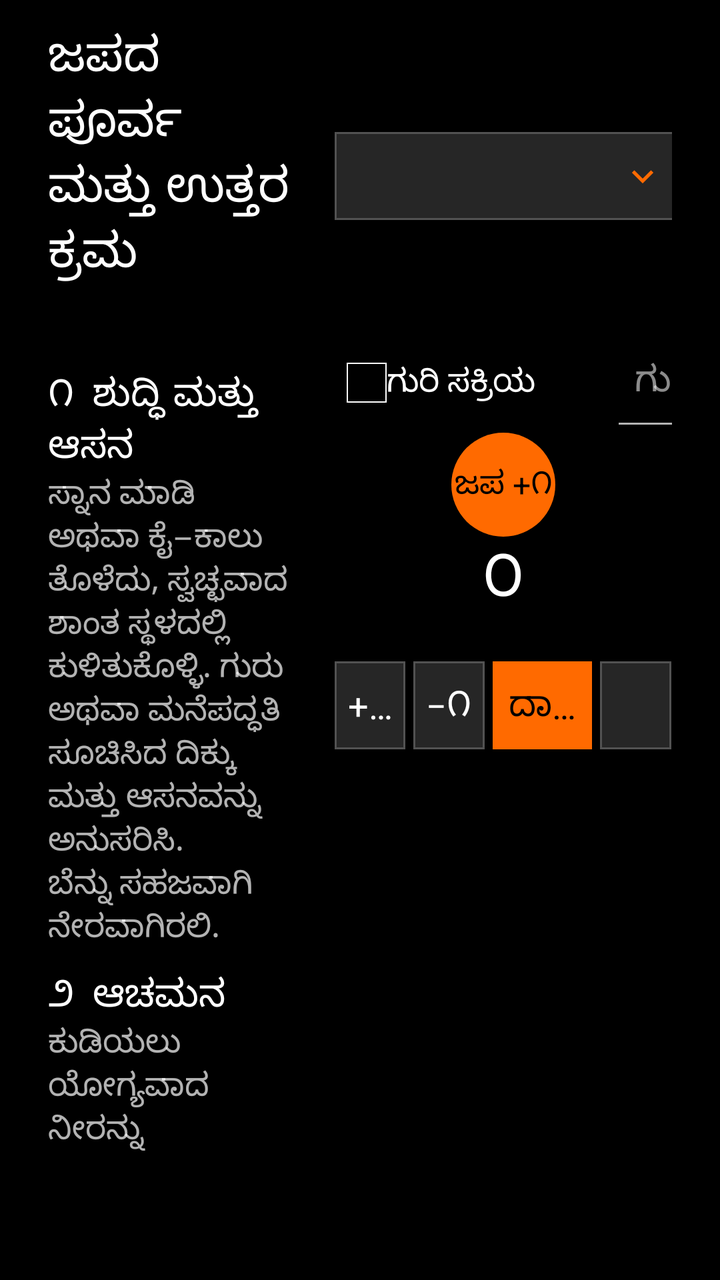
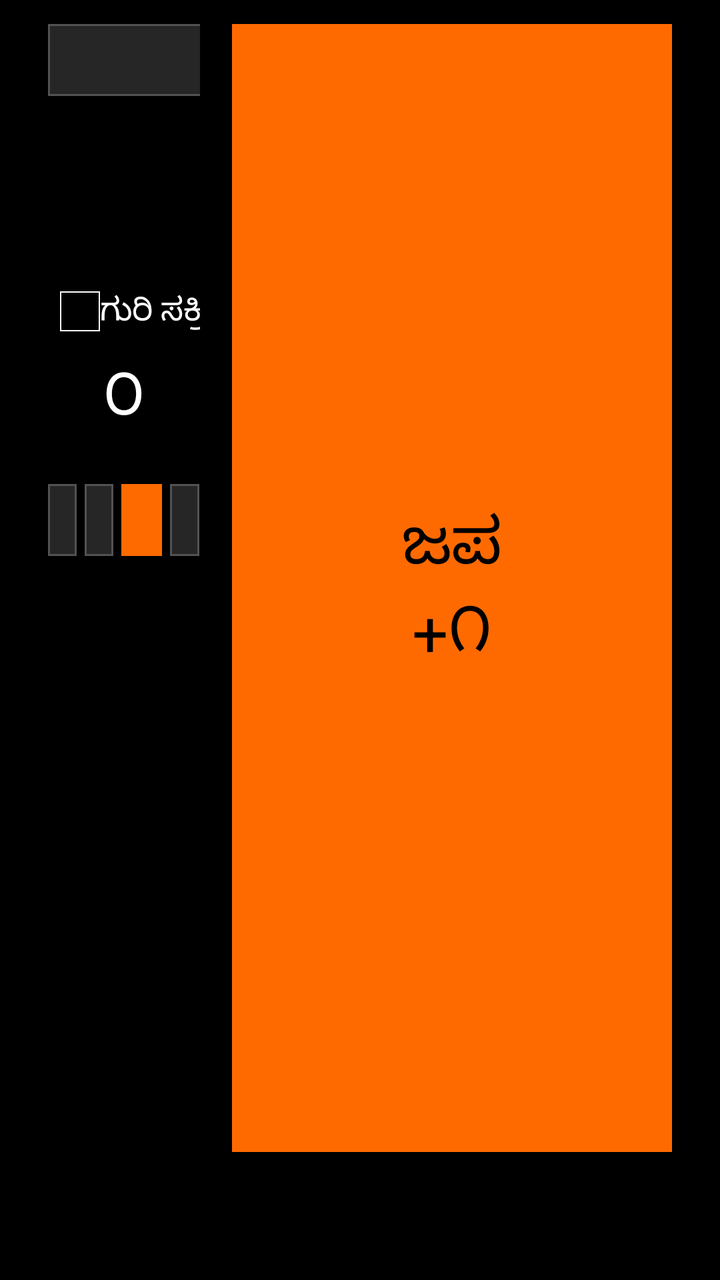

Compare the two renders of this Android layout. The source of the first and the diff that turns it into the second are given below.
<!-- AndroidManifest.xml: application theme Theme.PaperDesk -->
<!-- res/layout/page_japa.xml -->
<?xml version="1.0" encoding="utf-8"?>
<LinearLayout xmlns:android="http://schemas.android.com/apk/res/android" android:layout_width="match_parent" android:layout_height="match_parent" android:background="@color/black" android:orientation="horizontal" android:paddingLeft="@dimen/page_pad_h" android:paddingTop="@dimen/page_pad_top" android:paddingRight="@dimen/page_pad_h" android:paddingBottom="@dimen/footer_bar">
    <ScrollView android:layout_width="0dp" android:layout_height="match_parent" android:layout_weight="0.46" android:fillViewport="true" android:paddingRight="20dp" android:scrollbars="none">
        <LinearLayout android:layout_width="match_parent" android:layout_height="wrap_content" android:orientation="vertical">
            <TextView android:id="@+id/japaRitualTitle" style="@style/Desk.Title" android:layout_width="match_parent" android:layout_height="wrap_content" android:text="ಜಪದ ಪೂರ್ವ ಮತ್ತು ಉತ್ತರ ಕ್ರಮ" />
            <TextView android:id="@+id/japaSankalpa" style="@style/Desk.Body2" android:layout_width="match_parent" android:layout_height="wrap_content" android:layout_marginTop="8dp" android:textColor="@color/accent" />
            <TextView style="@style/Desk.Section" android:layout_width="match_parent" android:layout_height="wrap_content" android:layout_marginTop="12dp" android:text="೧  ಶುದ್ಧಿ ಮತ್ತು ಆಸನ" />
            <TextView style="@style/Desk.Body2" android:layout_width="match_parent" android:layout_height="wrap_content" android:text="ಸ್ನಾನ ಮಾಡಿ ಅಥವಾ ಕೈ–ಕಾಲು ತೊಳೆದು, ಸ್ವಚ್ಛವಾದ ಶಾಂತ ಸ್ಥಳದಲ್ಲಿ ಕುಳಿತುಕೊಳ್ಳಿ. ಗುರು ಅಥವಾ ಮನೆಪದ್ಧತಿ ಸೂಚಿಸಿದ ದಿಕ್ಕು ಮತ್ತು ಆಸನವನ್ನು ಅನುಸರಿಸಿ. ಬೆನ್ನು ಸಹಜವಾಗಿ ನೇರವಾಗಿರಲಿ." />
            <TextView style="@style/Desk.Section" android:layout_width="match_parent" android:layout_height="wrap_content" android:layout_marginTop="10dp" android:text="೨  ಆಚಮನ" />
            <TextView style="@style/Desk.Body2" android:layout_width="match_parent" android:layout_height="wrap_content" android:text="ಕುಡಿಯಲು ಯೋಗ್ಯವಾದ ನೀರನ್ನು ಇಟ್ಟುಕೊಂಡು ನಿಮ್ಮ ಕುಟುಂಬದ ಮಾಧ್ವ ಕ್ರಮದಂತೆ ಆಚಮನ ಮಾಡಿ. ಕೇಶವದಿಂದ ಶ್ರೀಕೃಷ್ಣವರೆಗಿನ ಚತುರ್ವಿಂಶತಿ ನಾಮಗಳ ಕ್ರಮವನ್ನು ಕಲಿತ ರೀತಿಯಲ್ಲೇ ಬಳಸಿ." />
            <TextView style="@style/Desk.Section" android:layout_width="match_parent" android:layout_height="wrap_content" android:layout_marginTop="10dp" android:text="೩  ಶ್ರೀಹರಿ–ಗುರು ಸ್ಮರಣೆ" />
            <TextView style="@style/Desk.Body2" android:layout_width="match_parent" android:layout_height="wrap_content" android:text="ಶ್ರೀಹರಿ, ಮುಖ್ಯಪ್ರಾಣ ದೇವರು ಮತ್ತು ಗುರುಪರಂಪರೆಯನ್ನು ಸ್ಮರಿಸಿ ನಮಸ್ಕರಿಸಿ. ಮನಸ್ಸನ್ನು ಹೊರಗಿನ ಕೆಲಸಗಳಿಂದ ಹಿಂದಕ್ಕೆ ತಂದು ಜಪಕ್ಕೆ ಸಿದ್ಧಗೊಳಿಸಿ." />
            <TextView style="@style/Desk.Section" android:layout_width="match_parent" android:layout_height="wrap_content" android:layout_marginTop="10dp" android:text="೪  ಪ್ರಾಣಾಯಾಮ" />
            <TextView style="@style/Desk.Body2" android:layout_width="match_parent" android:layout_height="wrap_content" android:text="ಗುರುಗಳಿಂದ ಕಲಿತ ಪ್ರಾಣಾಯಾಮವಿದ್ದರೆ ಅದನ್ನು ನಿಗದಿತ ಮಂತ್ರ ಮತ್ತು ಸಂಖ್ಯೆಯಲ್ಲಿ ಮಾಡಿ. ಉಸಿರನ್ನು ಬಲವಂತವಾಗಿ ಹಿಡಿಯಬೇಡಿ; ಕಲಿತ ವಿಧಾನ ಇಲ್ಲದಿದ್ದರೆ ಕೆಲವು ಕ್ಷಣ ಶಾಂತವಾಗಿ ಸಹಜ ಉಸಿರನ್ನು ಗಮನಿಸಿ." />
            <TextView style="@style/Desk.Section" android:layout_width="match_parent" android:layout_height="wrap_content" android:layout_marginTop="10dp" android:text="೫  ಸಂಕಲ್ಪ" />
            <TextView style="@style/Desk.Body2" android:layout_width="match_parent" android:layout_height="wrap_content" android:text="ಸಕ್ರಿಯ ವ್ಯಕ್ತಿಯ ಹೆಸರು, ಗೋತ್ರ ಮತ್ತು ನಕ್ಷತ್ರವನ್ನು ಮನಸ್ಸಿನಲ್ಲಿ ಅಥವಾ ಪದ್ಧತಿಯಂತೆ ಹೇಳಿ. ಯಾವ ಮಂತ್ರವನ್ನು, ಎಷ್ಟು ಬಾರಿ ಜಪಿಸುತ್ತೀರಿ ಎಂಬುದನ್ನು ಸ್ಪಷ್ಟವಾಗಿ ನಿಶ್ಚಯಿಸಿ. ಮೇಲಿನ ಕಿತ್ತಳೆ ಸಾಲು ಆಯ್ದ ಪ್ರೊಫೈಲ್‌ನ ನೆನಪಿನ ಸೂಚನೆ." />
            <TextView style="@style/Desk.Section" android:layout_width="match_parent" android:layout_height="wrap_content" android:layout_marginTop="10dp" android:text="೬  ನ್ಯಾಸ ಮತ್ತು ಧ್ಯಾನ" />
            <TextView style="@style/Desk.Body2" android:layout_width="match_parent" android:layout_height="wrap_content" android:text="ವಿನಿಯೋಗ, ಋಷ್ಯಾದಿನ್ಯಾಸ, ಕರನ್ಯಾಸ, ಅಂಗನ್ಯಾಸ ಮತ್ತು ಧ್ಯಾನವನ್ನು ಆ ಮಂತ್ರಕ್ಕೆ ಗುರು ಉಪದೇಶಿಸಿದ್ದರೆ ಮಾತ್ರ ಮಾಡಿ. ಒಂದು ಮಂತ್ರದ ಕ್ರಮವನ್ನು ಮತ್ತೊಂದಕ್ಕೆ ಅನ್ವಯಿಸಬೇಡಿ." />
            <TextView style="@style/Desk.Section" android:layout_width="match_parent" android:layout_height="wrap_content" android:layout_marginTop="10dp" android:text="೭  ಜಪ" />
            <TextView style="@style/Desk.Body2" android:layout_width="match_parent" android:layout_height="wrap_content" android:text="ಮಂತ್ರವನ್ನು ಸರಿಯಾದ ಉಚ್ಚಾರಣೆ ಮತ್ತು ಸ್ಥಿರ ಗತಿಯಲ್ಲಿ ಜಪಿಸಿ. ಮಾಲೆ ಬಳಸಿದರೆ ಮೇರುವನ್ನು ದಾಟದೆ ಹಿಂದಿರುಗಿ; ಮಾಲೆಯನ್ನು ಗೌರವದಿಂದ ಮುಚ್ಚಿಟ್ಟುಕೊಳ್ಳಿ. ಪ್ರತಿ ಜಪಕ್ಕೆ ದೊಡ್ಡ ಕಿತ್ತಳೆ ಗುಂಡಿಯನ್ನು ಒತ್ತಿ." />
            <TextView style="@style/Desk.Section" android:layout_width="match_parent" android:layout_height="wrap_content" android:layout_marginTop="10dp" android:text="೮  ಸಮರ್ಪಣೆ ಮತ್ತು ದಾಖಲೆ" />
            <TextView style="@style/Desk.Body2" android:layout_width="match_parent" android:layout_height="wrap_content" android:text="ಜಪ ಮುಗಿದ ನಂತರ ಅದರ ಫಲವನ್ನು ಶ್ರೀಮನ್ನಾರಾಯಣನಿಗೆ ಸಮರ್ಪಿಸಿ. ‘ದಾಖಲಿಸು’ ಒತ್ತಿದಾಗ ಈ ಅವಧಿ ಆಯ್ದ ವ್ಯಕ್ತಿಯ ಅವಧಿಗಳ ದಾಖಲೆಗೆ ಸೇರುತ್ತದೆ ಮತ್ತು ಪ್ರಸ್ತುತ ಎಣಿಕೆ ಶೂನ್ಯವಾಗುತ್ತದೆ." />
            <TextView style="@style/Desk.Meta" android:layout_width="match_parent" android:layout_height="wrap_content" android:layout_marginTop="14dp" android:text="ದೀಕ್ಷಾ, ಬೀಜ ಮತ್ತು ಗುಪ್ತ ಮಂತ್ರಗಳಿಗೆ ಈ ಸಾಮಾನ್ಯ ಸೂಚನೆ ಸಾಕಾಗುವುದಿಲ್ಲ. ನಿಮ್ಮ ಗುರುಗಳ ಉಪದೇಶವೇ ಪ್ರಧಾನ." />
        </LinearLayout>
    </ScrollView>
    <LinearLayout android:layout_width="0dp" android:layout_height="match_parent" android:layout_weight="0.54" android:gravity="center_horizontal" android:orientation="vertical">
        <LinearLayout android:layout_width="match_parent" android:layout_height="wrap_content" android:gravity="center_vertical" android:orientation="horizontal">
            <TextView android:id="@+id/japaTitle" style="@style/Desk.Section" android:layout_width="0dp" android:layout_height="wrap_content" android:layout_weight="1" android:text="ಜಪ ಎಣಿಕೆ" />
            <Spinner android:id="@+id/japaProfile" android:layout_width="210dp" android:layout_height="44dp" android:background="@drawable/bg_dropdown" android:popupBackground="@color/surface_2" android:spinnerMode="dropdown" />
        </LinearLayout>
        <TextView android:id="@+id/japaProfileMeta" style="@style/Desk.Meta" android:layout_width="match_parent" android:layout_height="wrap_content" android:gravity="end" android:visibility="gone" />
        <LinearLayout android:layout_width="match_parent" android:layout_height="wrap_content" android:layout_marginTop="4dp" android:orientation="horizontal">
            <EditText android:id="@+id/japaMantra" android:layout_width="0dp" android:layout_height="44dp" android:layout_weight="1" android:background="@drawable/bg_input" android:hint="ಮಂತ್ರದ ಹೆಸರು" android:padding="8dp" android:singleLine="true" android:textColor="@color/white" android:textColorHint="@color/white_55" android:textSize="18sp" />
            <CheckBox android:id="@+id/japaTargetEnabled" style="@style/Desk.Check" android:layout_width="132dp" android:layout_height="44dp" android:layout_marginLeft="6dp" android:gravity="center_vertical" android:text="ಗುರಿ ಸಕ್ರಿಯ" android:textColor="@color/white" android:textSize="16sp" />
            <EditText android:id="@+id/japaTarget" android:layout_width="96dp" android:layout_height="44dp" android:layout_marginLeft="4dp" android:background="@drawable/bg_input" android:hint="ಗುರಿ" android:inputType="number" android:maxLength="18" android:padding="8dp" android:singleLine="true" android:textColor="@color/white" android:textColorHint="@color/white_55" android:textSize="18sp" />
        </LinearLayout>
        <TextView android:id="@+id/japaTap" android:layout_width="52dp" android:layout_height="52dp" android:layout_marginTop="4dp" android:background="@drawable/bg_circle_fill" android:contentDescription="ಒಂದು ಜಪ ಸೇರಿಸಿ" android:gravity="center" android:text="ಜಪ +೧" android:textColor="@color/black" android:textSize="16sp" />
        <TextView android:id="@+id/japaCurrent" android:layout_width="match_parent" android:layout_height="wrap_content" android:gravity="center" android:text="೦" android:textColor="@color/white" android:textSize="30sp" />
        <TextView android:id="@+id/japaProgress" style="@style/Desk.Meta" android:layout_width="match_parent" android:layout_height="wrap_content" android:gravity="center" />
        <LinearLayout android:layout_width="match_parent" android:layout_height="44dp" android:layout_marginTop="2dp" android:orientation="horizontal">
            <TextView android:id="@+id/japa108" style="@style/Desk.Button" android:layout_width="0dp" android:layout_height="match_parent" android:layout_weight="1" android:gravity="center" android:paddingLeft="4dp" android:paddingRight="4dp" android:singleLine="true" android:text="+೧೦೮" android:textSize="18sp" />
            <TextView android:id="@+id/japaUndo" style="@style/Desk.Button" android:layout_width="0dp" android:layout_height="match_parent" android:layout_marginLeft="4dp" android:layout_weight="1" android:contentDescription="ಒಂದು ಎಣಿಕೆ ಹಿಂದಕ್ಕೆ" android:gravity="center" android:paddingLeft="4dp" android:paddingRight="4dp" android:singleLine="true" android:text="−೧" android:textSize="18sp" />
            <TextView android:id="@+id/japaComplete" style="@style/Desk.Button.Accent" android:layout_width="0dp" android:layout_height="match_parent" android:layout_marginLeft="4dp" android:layout_weight="1.4" android:contentDescription="ಜಪ ಅವಧಿ ದಾಖಲಿಸು" android:gravity="center" android:paddingLeft="4dp" android:paddingRight="4dp" android:singleLine="true" android:text="ದಾಖಲಿಸು" android:textSize="18sp" />
            <TextView android:id="@+id/japaReset" style="@style/Desk.Button" android:layout_width="0dp" android:layout_height="match_parent" android:layout_marginLeft="4dp" android:layout_weight="1" android:contentDescription="ಪ್ರಸ್ತುತ ಜಪ ಎಣಿಕೆಯನ್ನು ಮರುಹೊಂದಿಸು" android:gravity="center" android:paddingLeft="4dp" android:paddingRight="4dp" android:singleLine="true" android:text="ಶೂನ್ಯ" android:textSize="18sp" />
        </LinearLayout>
        <LinearLayout android:layout_width="match_parent" android:layout_height="wrap_content" android:layout_marginTop="8dp" android:orientation="horizontal">
            <TextView android:id="@+id/japaSessions" style="@style/Desk.Meta" android:layout_width="match_parent" android:layout_height="wrap_content" android:gravity="end" />
        </LinearLayout>
    </LinearLayout>
</LinearLayout>
<!-- resources referenced by this layout -->
<resources>
  <color name="accent">#FF6A00</color>
  <color name="black">#000000</color>
  <color name="surface_2">#262626</color>
  <color name="white">#FFFFFF</color>
  <color name="white_55">#8CFFFFFF</color>
  <dimen name="footer_bar">64dp</dimen>
  <dimen name="page_pad_h">24dp</dimen>
  <dimen name="page_pad_top">12dp</dimen>
  <!-- drawable bg_circle_fill (drawable) -->
  <?xml version="1.0" encoding="utf-8"?>
  <ripple xmlns:android="http://schemas.android.com/apk/res/android"
      android:color="@color/white">
      <item>
          <shape android:shape="oval">
              <solid android:color="@color/accent" />
          </shape>
      </item>
  </ripple>
  <style name="Desk.Body2" parent="Desk">
          <item name="android:textSize">@dimen/type_body2</item>
          <item name="android:fontWeight">400</item>
          <item name="android:textStyle">normal</item>
          <item name="android:textColor">@color/white_70</item>
      </style>
  <style name="Desk.Button.Accent" parent="Desk.Button">
          <item name="android:textColor">@color/black</item>
          <item name="android:background">@drawable/bg_btn_primary</item>
          <item name="android:fontWeight">600</item>
          <item name="android:textStyle">normal</item>
      </style>
  <style name="Desk.Check" parent="Widget.AppCompat.CompoundButton.CheckBox">
          <item name="android:button">@drawable/bg_checkbox</item>
      </style>
  <style name="Desk.Meta" parent="Desk">
          <item name="android:textSize">@dimen/type_meta</item>
          <item name="android:fontWeight">400</item>
          <item name="android:textStyle">normal</item>
          <item name="android:textColor">@color/white_55</item>
      </style>
  <style name="Desk.Section" parent="Desk">
          <item name="android:textSize">@dimen/type_section</item>
          <item name="android:fontWeight">500</item>
          <item name="android:textStyle">normal</item>
          <item name="android:textColor">@color/white</item>
      </style>
  <style name="Desk.Title" parent="Desk">
          <item name="android:textSize">@dimen/type_title</item>
          <item name="android:fontWeight">600</item>
          <item name="android:textStyle">normal</item>
          <item name="android:textColor">@color/white</item>
      </style>
  <dimen name="stroke_standard">1dp</dimen>
  <color name="white_70">#B3FFFFFF</color>
  <style name="Desk">
          <item name="android:fontFamily">sans-serif</item>
          <item name="android:textColor">@color/white</item>
      </style>
  <dimen name="type_body2">16sp</dimen>
  <dimen name="btn_h">44dp</dimen>
  <dimen name="type_btn">16sp</dimen>
  <dimen name="space_16">16dp</dimen>
  <dimen name="type_meta">14sp</dimen>
  <dimen name="type_section">19sp</dimen>
  <dimen name="type_title">24sp</dimen>
  <color name="carbon_support_error">#FA4D56</color>
  <color name="carbon_gray_80">#393939</color>
  <style name="ShapeAppearance.PaperDesk" parent="ShapeAppearance.MaterialComponents">
          <item name="cornerFamily">rounded</item>
          <item name="cornerSize">0dp</item>
      </style>
  <color name="accent_70">#B3FF6A00</color>
  <color name="divider">#525252</color>
  <dimen name="check">20dp</dimen>
  <dimen name="stroke">0.5dp</dimen>
  <dimen name="space_8">8dp</dimen>
  <dimen name="touch">48dp</dimen>
  <dimen name="stroke_hairline">0.5dp</dimen>
  <style name="Desk.DialogButton.Positive" parent="Desk.DialogButton">
          <item name="android:textColor">@color/accent</item>
      </style>
  <style name="Desk.DialogButton.Negative" parent="Desk.DialogButton">
          <item name="android:textColor">@color/white_70</item>
      </style>
  <style name="Desk.DialogButton" parent="Widget.AppCompat.Button.ButtonBar.AlertDialog">
          <item name="android:background">@color/black</item>
          <item name="android:minHeight">48dp</item>
          <item name="android:textSize">18sp</item>
      </style>
  <!-- unchanged entries left out for length: 14 -->
</resources>

<!-- the commit's change to res/layout/page_japa.xml (unified diff, before → after) -->
@@ -1,50 +1,70 @@
 <?xml version="1.0" encoding="utf-8"?>
-<LinearLayout xmlns:android="http://schemas.android.com/apk/res/android" android:layout_width="match_parent" android:layout_height="match_parent" android:background="@color/black" android:orientation="horizontal" android:paddingLeft="@dimen/page_pad_h" android:paddingTop="@dimen/page_pad_top" android:paddingRight="@dimen/page_pad_h" android:paddingBottom="@dimen/footer_bar">
-    <ScrollView android:layout_width="0dp" android:layout_height="match_parent" android:layout_weight="0.46" android:fillViewport="true" android:paddingRight="20dp" android:scrollbars="none">
-        <LinearLayout android:layout_width="match_parent" android:layout_height="wrap_content" android:orientation="vertical">
-            <TextView android:id="@+id/japaRitualTitle" style="@style/Desk.Title" android:layout_width="match_parent" android:layout_height="wrap_content" android:text="ಜಪದ ಪೂರ್ವ ಮತ್ತು ಉತ್ತರ ಕ್ರಮ" />
-            <TextView android:id="@+id/japaSankalpa" style="@style/Desk.Body2" android:layout_width="match_parent" android:layout_height="wrap_content" android:layout_marginTop="8dp" android:textColor="@color/accent" />
-            <TextView style="@style/Desk.Section" android:layout_width="match_parent" android:layout_height="wrap_content" android:layout_marginTop="12dp" android:text="೧  ಶುದ್ಧಿ ಮತ್ತು ಆಸನ" />
-            <TextView style="@style/Desk.Body2" android:layout_width="match_parent" android:layout_height="wrap_content" android:text="ಸ್ನಾನ ಮಾಡಿ ಅಥವಾ ಕೈ–ಕಾಲು ತೊಳೆದು, ಸ್ವಚ್ಛವಾದ ಶಾಂತ ಸ್ಥಳದಲ್ಲಿ ಕುಳಿತುಕೊಳ್ಳಿ. ಗುರು ಅಥವಾ ಮನೆಪದ್ಧತಿ ಸೂಚಿಸಿದ ದಿಕ್ಕು ಮತ್ತು ಆಸನವನ್ನು ಅನುಸರಿಸಿ. ಬೆನ್ನು ಸಹಜವಾಗಿ ನೇರವಾಗಿರಲಿ." />
-            <TextView style="@style/Desk.Section" android:layout_width="match_parent" android:layout_height="wrap_content" android:layout_marginTop="10dp" android:text="೨  ಆಚಮನ" />
-            <TextView style="@style/Desk.Body2" android:layout_width="match_parent" android:layout_height="wrap_content" android:text="ಕುಡಿಯಲು ಯೋಗ್ಯವಾದ ನೀರನ್ನು ಇಟ್ಟುಕೊಂಡು ನಿಮ್ಮ ಕುಟುಂಬದ ಮಾಧ್ವ ಕ್ರಮದಂತೆ ಆಚಮನ ಮಾಡಿ. ಕೇಶವದಿಂದ ಶ್ರೀಕೃಷ್ಣವರೆಗಿನ ಚತುರ್ವಿಂಶತಿ ನಾಮಗಳ ಕ್ರಮವನ್ನು ಕಲಿತ ರೀತಿಯಲ್ಲೇ ಬಳಸಿ." />
-            <TextView style="@style/Desk.Section" android:layout_width="match_parent" android:layout_height="wrap_content" android:layout_marginTop="10dp" android:text="೩  ಶ್ರೀಹರಿ–ಗುರು ಸ್ಮರಣೆ" />
-            <TextView style="@style/Desk.Body2" android:layout_width="match_parent" android:layout_height="wrap_content" android:text="ಶ್ರೀಹರಿ, ಮುಖ್ಯಪ್ರಾಣ ದೇವರು ಮತ್ತು ಗುರುಪರಂಪರೆಯನ್ನು ಸ್ಮರಿಸಿ ನಮಸ್ಕರಿಸಿ. ಮನಸ್ಸನ್ನು ಹೊರಗಿನ ಕೆಲಸಗಳಿಂದ ಹಿಂದಕ್ಕೆ ತಂದು ಜಪಕ್ಕೆ ಸಿದ್ಧಗೊಳಿಸಿ." />
-            <TextView style="@style/Desk.Section" android:layout_width="match_parent" android:layout_height="wrap_content" android:layout_marginTop="10dp" android:text="೪  ಪ್ರಾಣಾಯಾಮ" />
-            <TextView style="@style/Desk.Body2" android:layout_width="match_parent" android:layout_height="wrap_content" android:text="ಗುರುಗಳಿಂದ ಕಲಿತ ಪ್ರಾಣಾಯಾಮವಿದ್ದರೆ ಅದನ್ನು ನಿಗದಿತ ಮಂತ್ರ ಮತ್ತು ಸಂಖ್ಯೆಯಲ್ಲಿ ಮಾಡಿ. ಉಸಿರನ್ನು ಬಲವಂತವಾಗಿ ಹಿಡಿಯಬೇಡಿ; ಕಲಿತ ವಿಧಾನ ಇಲ್ಲದಿದ್ದರೆ ಕೆಲವು ಕ್ಷಣ ಶಾಂತವಾಗಿ ಸಹಜ ಉಸಿರನ್ನು ಗಮನಿಸಿ." />
-            <TextView style="@style/Desk.Section" android:layout_width="match_parent" android:layout_height="wrap_content" android:layout_marginTop="10dp" android:text="೫  ಸಂಕಲ್ಪ" />
-            <TextView style="@style/Desk.Body2" android:layout_width="match_parent" android:layout_height="wrap_content" android:text="ಸಕ್ರಿಯ ವ್ಯಕ್ತಿಯ ಹೆಸರು, ಗೋತ್ರ ಮತ್ತು ನಕ್ಷತ್ರವನ್ನು ಮನಸ್ಸಿನಲ್ಲಿ ಅಥವಾ ಪದ್ಧತಿಯಂತೆ ಹೇಳಿ. ಯಾವ ಮಂತ್ರವನ್ನು, ಎಷ್ಟು ಬಾರಿ ಜಪಿಸುತ್ತೀರಿ ಎಂಬುದನ್ನು ಸ್ಪಷ್ಟವಾಗಿ ನಿಶ್ಚಯಿಸಿ. ಮೇಲಿನ ಕಿತ್ತಳೆ ಸಾಲು ಆಯ್ದ ಪ್ರೊಫೈಲ್‌ನ ನೆನಪಿನ ಸೂಚನೆ." />
-            <TextView style="@style/Desk.Section" android:layout_width="match_parent" android:layout_height="wrap_content" android:layout_marginTop="10dp" android:text="೬  ನ್ಯಾಸ ಮತ್ತು ಧ್ಯಾನ" />
-            <TextView style="@style/Desk.Body2" android:layout_width="match_parent" android:layout_height="wrap_content" android:text="ವಿನಿಯೋಗ, ಋಷ್ಯಾದಿನ್ಯಾಸ, ಕರನ್ಯಾಸ, ಅಂಗನ್ಯಾಸ ಮತ್ತು ಧ್ಯಾನವನ್ನು ಆ ಮಂತ್ರಕ್ಕೆ ಗುರು ಉಪದೇಶಿಸಿದ್ದರೆ ಮಾತ್ರ ಮಾಡಿ. ಒಂದು ಮಂತ್ರದ ಕ್ರಮವನ್ನು ಮತ್ತೊಂದಕ್ಕೆ ಅನ್ವಯಿಸಬೇಡಿ." />
-            <TextView style="@style/Desk.Section" android:layout_width="match_parent" android:layout_height="wrap_content" android:layout_marginTop="10dp" android:text="೭  ಜಪ" />
-            <TextView style="@style/Desk.Body2" android:layout_width="match_parent" android:layout_height="wrap_content" android:text="ಮಂತ್ರವನ್ನು ಸರಿಯಾದ ಉಚ್ಚಾರಣೆ ಮತ್ತು ಸ್ಥಿರ ಗತಿಯಲ್ಲಿ ಜಪಿಸಿ. ಮಾಲೆ ಬಳಸಿದರೆ ಮೇರುವನ್ನು ದಾಟದೆ ಹಿಂದಿರುಗಿ; ಮಾಲೆಯನ್ನು ಗೌರವದಿಂದ ಮುಚ್ಚಿಟ್ಟುಕೊಳ್ಳಿ. ಪ್ರತಿ ಜಪಕ್ಕೆ ದೊಡ್ಡ ಕಿತ್ತಳೆ ಗುಂಡಿಯನ್ನು ಒತ್ತಿ." />
-            <TextView style="@style/Desk.Section" android:layout_width="match_parent" android:layout_height="wrap_content" android:layout_marginTop="10dp" android:text="೮  ಸಮರ್ಪಣೆ ಮತ್ತು ದಾಖಲೆ" />
-            <TextView style="@style/Desk.Body2" android:layout_width="match_parent" android:layout_height="wrap_content" android:text="ಜಪ ಮುಗಿದ ನಂತರ ಅದರ ಫಲವನ್ನು ಶ್ರೀಮನ್ನಾರಾಯಣನಿಗೆ ಸಮರ್ಪಿಸಿ. ‘ದಾಖಲಿಸು’ ಒತ್ತಿದಾಗ ಈ ಅವಧಿ ಆಯ್ದ ವ್ಯಕ್ತಿಯ ಅವಧಿಗಳ ದಾಖಲೆಗೆ ಸೇರುತ್ತದೆ ಮತ್ತು ಪ್ರಸ್ತುತ ಎಣಿಕೆ ಶೂನ್ಯವಾಗುತ್ತದೆ." />
-            <TextView style="@style/Desk.Meta" android:layout_width="match_parent" android:layout_height="wrap_content" android:layout_marginTop="14dp" android:text="ದೀಕ್ಷಾ, ಬೀಜ ಮತ್ತು ಗುಪ್ತ ಮಂತ್ರಗಳಿಗೆ ಈ ಸಾಮಾನ್ಯ ಸೂಚನೆ ಸಾಕಾಗುವುದಿಲ್ಲ. ನಿಮ್ಮ ಗುರುಗಳ ಉಪದೇಶವೇ ಪ್ರಧಾನ." />
+<LinearLayout xmlns:android="http://schemas.android.com/apk/res/android"
+    android:layout_width="match_parent" android:layout_height="match_parent"
+    android:background="@color/black" android:orientation="horizontal"
+    android:paddingLeft="@dimen/page_pad_h" android:paddingTop="@dimen/page_pad_top"
+    android:paddingRight="@dimen/page_pad_h" android:paddingBottom="@dimen/footer_bar">
+
+    <LinearLayout android:layout_width="0dp" android:layout_height="match_parent"
+        android:layout_weight="1" android:orientation="vertical" android:paddingRight="@dimen/space_16">
+
+        <TextView android:id="@+id/japaTitle" style="@style/Desk.Title"
+            android:layout_width="1dp" android:layout_height="1dp" android:visibility="gone" />
+
+        <LinearLayout android:layout_width="match_parent" android:layout_height="36dp"
+            android:gravity="center_vertical" android:orientation="horizontal">
+            <TextView android:id="@+id/japaRitualTitle" style="@style/Desk.Meta"
+                android:layout_width="0dp" android:layout_height="match_parent" android:layout_weight="1"
+                android:gravity="center_vertical" android:text="ಜಪ  ›  ಜಪದ ಕ್ರಮ" android:textColor="@color/white_55" />
+            <Spinner android:id="@+id/japaRitual" android:layout_width="220dp" android:layout_height="36dp"
+                android:background="@drawable/bg_dropdown" android:popupBackground="@color/surface_2" android:spinnerMode="dropdown" />
+            <Spinner android:id="@+id/japaProfile" android:layout_width="200dp" android:layout_height="36dp"
+                android:layout_marginLeft="@dimen/space_8" android:background="@drawable/bg_dropdown"
+                android:popupBackground="@color/surface_2" android:spinnerMode="dropdown" />
         </LinearLayout>
-    </ScrollView>
-    <LinearLayout android:layout_width="0dp" android:layout_height="match_parent" android:layout_weight="0.54" android:gravity="center_horizontal" android:orientation="vertical">
-        <LinearLayout android:layout_width="match_parent" android:layout_height="wrap_content" android:gravity="center_vertical" android:orientation="horizontal">
-            <TextView android:id="@+id/japaTitle" style="@style/Desk.Section" android:layout_width="0dp" android:layout_height="wrap_content" android:layout_weight="1" android:text="ಜಪ ಎಣಿಕೆ" />
-            <Spinner android:id="@+id/japaProfile" android:layout_width="210dp" android:layout_height="44dp" android:background="@drawable/bg_dropdown" android:popupBackground="@color/surface_2" android:spinnerMode="dropdown" />
+
+        <TextView android:id="@+id/japaProfileMeta" style="@style/Desk.Meta"
+            android:layout_width="match_parent" android:layout_height="wrap_content" android:visibility="gone" />
+        <TextView android:id="@+id/japaSankalpa" style="@style/Desk.Body2"
+            android:layout_width="match_parent" android:layout_height="wrap_content" android:layout_marginTop="@dimen/space_4"
+            android:ellipsize="end" android:maxLines="1" android:textColor="@color/accent" />
+        <TextView android:id="@+id/japaRitualBody" style="@style/Desk.Body2"
+            android:layout_width="match_parent" android:layout_height="60dp" android:layout_marginTop="@dimen/space_4"
+            android:ellipsize="end" android:gravity="center_vertical" android:lineSpacingExtra="1dp"
+            android:maxLines="3" android:textColor="@color/white_70" android:textSize="15sp" />
+
+        <LinearLayout android:layout_width="match_parent" android:layout_height="36dp" android:orientation="horizontal">
+            <EditText android:id="@+id/japaMantra" android:layout_width="0dp" android:layout_height="match_parent"
+                android:layout_weight="1" android:background="@drawable/bg_input" android:hint="ಮಂತ್ರದ ಹೆಸರು"
+                android:padding="8dp" android:singleLine="true" android:textColor="@color/white"
+                android:textColorHint="@color/white_55" android:textSize="18sp" />
+            <CheckBox android:id="@+id/japaTargetEnabled" style="@style/Desk.Check"
+                android:layout_width="132dp" android:layout_height="match_parent" android:layout_marginLeft="6dp"
+                android:gravity="center_vertical" android:text="ಗುರಿ ಸಕ್ರಿಯ" android:textColor="@color/white" android:textSize="16sp" />
+            <EditText android:id="@+id/japaTarget" android:layout_width="104dp" android:layout_height="match_parent"
+                android:layout_marginLeft="4dp" android:background="@drawable/bg_input" android:hint="ಗುರಿ"
+                android:inputType="number" android:maxLength="18" android:padding="8dp" android:singleLine="true"
+                android:textColor="@color/white" android:textColorHint="@color/white_55" android:textSize="18sp" />
         </LinearLayout>
-        <TextView android:id="@+id/japaProfileMeta" style="@style/Desk.Meta" android:layout_width="match_parent" android:layout_height="wrap_content" android:gravity="end" android:visibility="gone" />
-        <LinearLayout android:layout_width="match_parent" android:layout_height="wrap_content" android:layout_marginTop="4dp" android:orientation="horizontal">
-            <EditText android:id="@+id/japaMantra" android:layout_width="0dp" android:layout_height="44dp" android:layout_weight="1" android:background="@drawable/bg_input" android:hint="ಮಂತ್ರದ ಹೆಸರು" android:padding="8dp" android:singleLine="true" android:textColor="@color/white" android:textColorHint="@color/white_55" android:textSize="18sp" />
-            <CheckBox android:id="@+id/japaTargetEnabled" style="@style/Desk.Check" android:layout_width="132dp" android:layout_height="44dp" android:layout_marginLeft="6dp" android:gravity="center_vertical" android:text="ಗುರಿ ಸಕ್ರಿಯ" android:textColor="@color/white" android:textSize="16sp" />
-            <EditText android:id="@+id/japaTarget" android:layout_width="96dp" android:layout_height="44dp" android:layout_marginLeft="4dp" android:background="@drawable/bg_input" android:hint="ಗುರಿ" android:inputType="number" android:maxLength="18" android:padding="8dp" android:singleLine="true" android:textColor="@color/white" android:textColorHint="@color/white_55" android:textSize="18sp" />
+
+        <TextView android:id="@+id/japaCurrent" android:layout_width="match_parent" android:layout_height="wrap_content"
+            android:layout_marginTop="@dimen/space_4" android:gravity="center" android:text="೦"
+            android:textColor="@color/white" android:textSize="30sp" />
+        <TextView android:id="@+id/japaProgress" style="@style/Desk.Meta"
+            android:layout_width="match_parent" android:layout_height="wrap_content" android:gravity="center" />
+
+        <LinearLayout android:layout_width="match_parent" android:layout_height="36dp"
+            android:layout_marginTop="@dimen/space_4" android:orientation="horizontal">
+            <TextView android:id="@+id/japa108" style="@style/Desk.Button" android:layout_width="0dp" android:layout_height="match_parent" android:layout_weight="1" android:gravity="center" android:text="+೧೦೮" android:textSize="18sp" />
+            <TextView android:id="@+id/japaUndo" style="@style/Desk.Button" android:layout_width="0dp" android:layout_height="match_parent" android:layout_marginLeft="4dp" android:layout_weight="1" android:contentDescription="ಒಂದು ಎಣಿಕೆ ಹಿಂದಕ್ಕೆ" android:gravity="center" android:text="−೧" android:textSize="18sp" />
+            <TextView android:id="@+id/japaComplete" style="@style/Desk.Button.Accent" android:layout_width="0dp" android:layout_height="match_parent" android:layout_marginLeft="4dp" android:layout_weight="1.4" android:contentDescription="ಜಪ ಅವಧಿ ದಾಖಲಿಸು" android:gravity="center" android:text="ದಾಖಲಿಸು" android:textSize="18sp" />
+            <TextView android:id="@+id/japaReset" style="@style/Desk.Button" android:layout_width="0dp" android:layout_height="match_parent" android:layout_marginLeft="4dp" android:layout_weight="1" android:contentDescription="ಪ್ರಸ್ತುತ ಜಪ ಎಣಿಕೆಯನ್ನು ಮರುಹೊಂದಿಸು" android:gravity="center" android:text="ಶೂನ್ಯ" android:textSize="18sp" />
         </LinearLayout>
-        <TextView android:id="@+id/japaTap" android:layout_width="52dp" android:layout_height="52dp" android:layout_marginTop="4dp" android:background="@drawable/bg_circle_fill" android:contentDescription="ಒಂದು ಜಪ ಸೇರಿಸಿ" android:gravity="center" android:text="ಜಪ +೧" android:textColor="@color/black" android:textSize="16sp" />
-        <TextView android:id="@+id/japaCurrent" android:layout_width="match_parent" android:layout_height="wrap_content" android:gravity="center" android:text="೦" android:textColor="@color/white" android:textSize="30sp" />
-        <TextView android:id="@+id/japaProgress" style="@style/Desk.Meta" android:layout_width="match_parent" android:layout_height="wrap_content" android:gravity="center" />
-        <LinearLayout android:layout_width="match_parent" android:layout_height="44dp" android:layout_marginTop="2dp" android:orientation="horizontal">
-            <TextView android:id="@+id/japa108" style="@style/Desk.Button" android:layout_width="0dp" android:layout_height="match_parent" android:layout_weight="1" android:gravity="center" android:paddingLeft="4dp" android:paddingRight="4dp" android:singleLine="true" android:text="+೧೦೮" android:textSize="18sp" />
-            <TextView android:id="@+id/japaUndo" style="@style/Desk.Button" android:layout_width="0dp" android:layout_height="match_parent" android:layout_marginLeft="4dp" android:layout_weight="1" android:contentDescription="ಒಂದು ಎಣಿಕೆ ಹಿಂದಕ್ಕೆ" android:gravity="center" android:paddingLeft="4dp" android:paddingRight="4dp" android:singleLine="true" android:text="−೧" android:textSize="18sp" />
-            <TextView android:id="@+id/japaComplete" style="@style/Desk.Button.Accent" android:layout_width="0dp" android:layout_height="match_parent" android:layout_marginLeft="4dp" android:layout_weight="1.4" android:contentDescription="ಜಪ ಅವಧಿ ದಾಖಲಿಸು" android:gravity="center" android:paddingLeft="4dp" android:paddingRight="4dp" android:singleLine="true" android:text="ದಾಖಲಿಸು" android:textSize="18sp" />
-            <TextView android:id="@+id/japaReset" style="@style/Desk.Button" android:layout_width="0dp" android:layout_height="match_parent" android:layout_marginLeft="4dp" android:layout_weight="1" android:contentDescription="ಪ್ರಸ್ತುತ ಜಪ ಎಣಿಕೆಯನ್ನು ಮರುಹೊಂದಿಸು" android:gravity="center" android:paddingLeft="4dp" android:paddingRight="4dp" android:singleLine="true" android:text="ಶೂನ್ಯ" android:textSize="18sp" />
-        </LinearLayout>
-        <LinearLayout android:layout_width="match_parent" android:layout_height="wrap_content" android:layout_marginTop="8dp" android:orientation="horizontal">
-            <TextView android:id="@+id/japaSessions" style="@style/Desk.Meta" android:layout_width="match_parent" android:layout_height="wrap_content" android:gravity="end" />
-        </LinearLayout>
+        <TextView android:id="@+id/japaSessions" style="@style/Desk.Meta"
+            android:layout_width="match_parent" android:layout_height="wrap_content" android:layout_marginTop="@dimen/space_4" android:gravity="end" />
     </LinearLayout>
+
+    <TextView android:id="@+id/japaTap" style="@style/Desk.Button.Accent"
+        android:layout_width="220dp" android:layout_height="match_parent" android:contentDescription="ಒಂದು ಜಪ ಸೇರಿಸಿ"
+        android:gravity="center" android:text="ಜಪ\n+೧" android:textColor="@color/black" android:textSize="32sp" />
 </LinearLayout>
<!-- resource entries referenced after the edit -->
@@ -8,16 +8,6 @@
   <dimen name="footer_bar">64dp</dimen>
   <dimen name="page_pad_h">24dp</dimen>
   <dimen name="page_pad_top">12dp</dimen>
-  <!-- drawable bg_circle_fill (drawable) -->
-  <?xml version="1.0" encoding="utf-8"?>
-  <ripple xmlns:android="http://schemas.android.com/apk/res/android"
-      android:color="@color/white">
-      <item>
-          <shape android:shape="oval">
-              <solid android:color="@color/accent" />
-          </shape>
-      </item>
-  </ripple>
   <style name="Desk.Body2" parent="Desk">
           <item name="android:textSize">@dimen/type_body2</item>
           <item name="android:fontWeight">400</item>
@@ -39,12 +29,6 @@
           <item name="android:textStyle">normal</item>
           <item name="android:textColor">@color/white_55</item>
       </style>
-  <style name="Desk.Section" parent="Desk">
-          <item name="android:textSize">@dimen/type_section</item>
-          <item name="android:fontWeight">500</item>
-          <item name="android:textStyle">normal</item>
-          <item name="android:textColor">@color/white</item>
-      </style>
   <style name="Desk.Title" parent="Desk">
           <item name="android:textSize">@dimen/type_title</item>
           <item name="android:fontWeight">600</item>
@@ -61,8 +45,8 @@
   <dimen name="btn_h">44dp</dimen>
   <dimen name="type_btn">16sp</dimen>
   <dimen name="space_16">16dp</dimen>
+  <dimen name="space_4">4dp</dimen>
   <dimen name="type_meta">14sp</dimen>
-  <dimen name="type_section">19sp</dimen>
   <dimen name="type_title">24sp</dimen>
   <color name="carbon_support_error">#FA4D56</color>
   <color name="carbon_gray_80">#393939</color>
